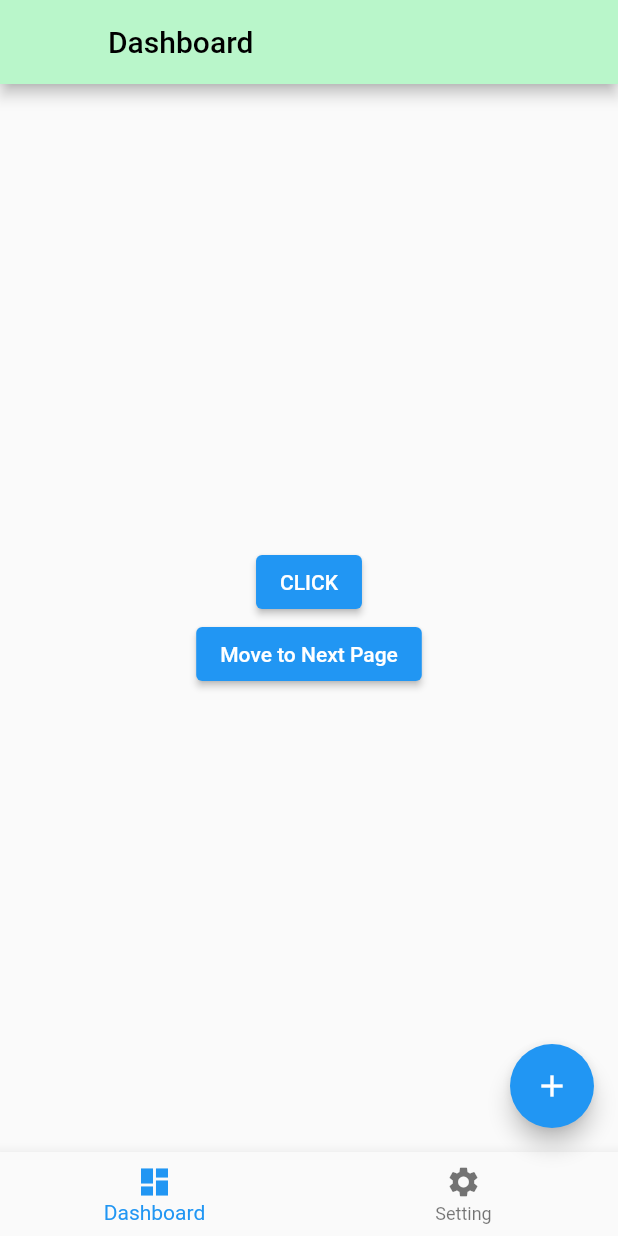
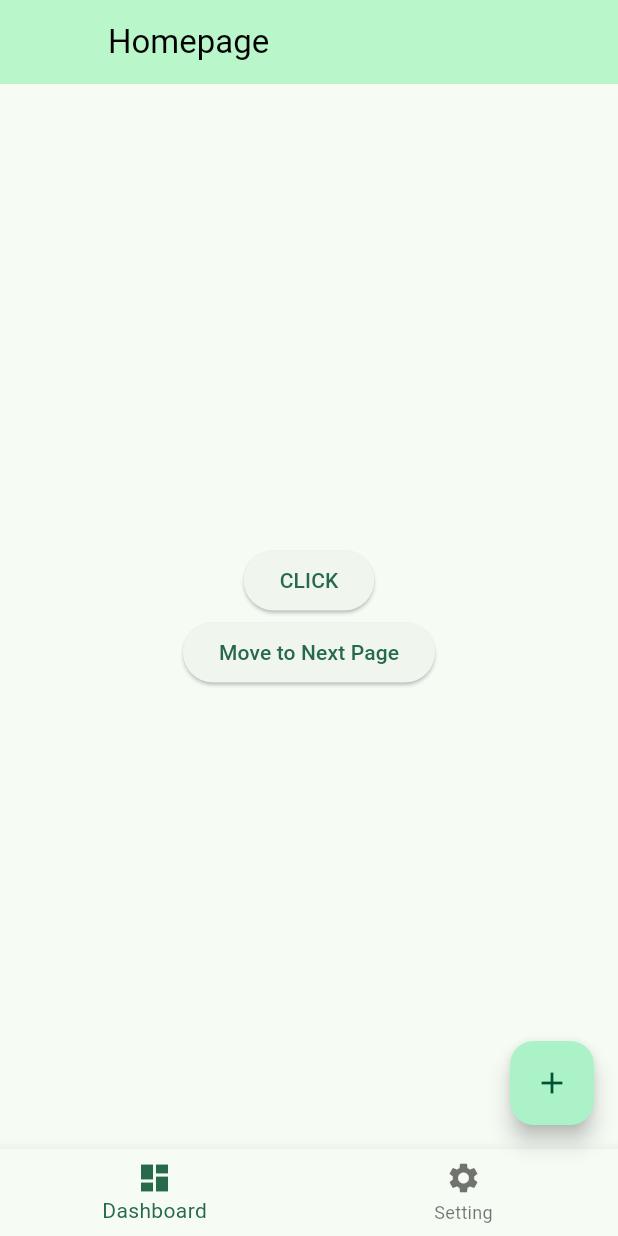
Before and after one commit to bernardrealino/flutter_base_project_template, a Flutter app: the screen it shows after launch, after a tap on "Skip", after a tap on "Done", on a phone screen of 412 x 824 dp. Run offline on Flutter 3.47's test engine with Material 2 defaults, Android fonts, the phone set to English and light mode, and no system bars; our stand-ins replace lottie, smooth_page_indicator; network calls fail.

Commit message:
Added Theme

```diff
--- a/lib/home_page.dart
+++ b/lib/home_page.dart
@@ -19,12 +19,19 @@ class _HomePageState extends State<HomePage> {
         backgroundColor: Colors.greenAccent[100],
         foregroundColor: Colors.black,
         iconTheme: IconThemeData(color: Colors.greenAccent[100]),
-        title: Text("Dashboard"),
+        title: Text("Homepage"),
       ),
-      floatingActionButton: FloatingActionButton(
-        onPressed: () {},
-        child: Icon(Icons.add),
-      ),
+      floatingActionButton: currentIndex == 0
+          ? FloatingActionButton(
+              onPressed: () {
+                setState(() {
+                  currentIndex = 1;
+                });
+              },
+              child: Icon(
+                Icons.add,
+              ))
+          : Container(),
       body: Center(
           child: currentIndex == 0
               ? Container(
@@ -95,3 +102,5 @@ class _HomePageState extends State<HomePage> {
     );
   }
 }
+
+addItem() {}
--- a/lib/main.dart
+++ b/lib/main.dart
@@ -13,6 +13,27 @@ class MyApp extends StatelessWidget {
   @override
   Widget build(BuildContext context) {
     return MaterialApp(
+      theme: ThemeData(
+        // This is the theme of your application.
+        //
+        // TRY THIS: Try running your application with "flutter run". You'll see
+        // the application has a blue toolbar. Then, without quitting the app,
+        // try changing the seedColor in the colorScheme below to Colors.green
+        // and then invoke "hot reload" (save your changes or press the "hot
+        // reload" button in a Flutter-supported IDE, or press "r" if you used
+        // the command line to start the app).
+        //
+        // Notice that the counter didn't reset back to zero; the application
+        // state is not lost during the reload. To reset the state, use hot
+        // restart instead.
+        //
+        // This works for code too, not just values: Most code changes can be
+        // tested with just a hot reload.
+        colorScheme: ColorScheme.fromSeed(
+          seedColor: Colors.greenAccent,
+        ),
+        useMaterial3: true,
+      ),
       home: SplashScreen(),
       // home: HomePage(),
     );
```
